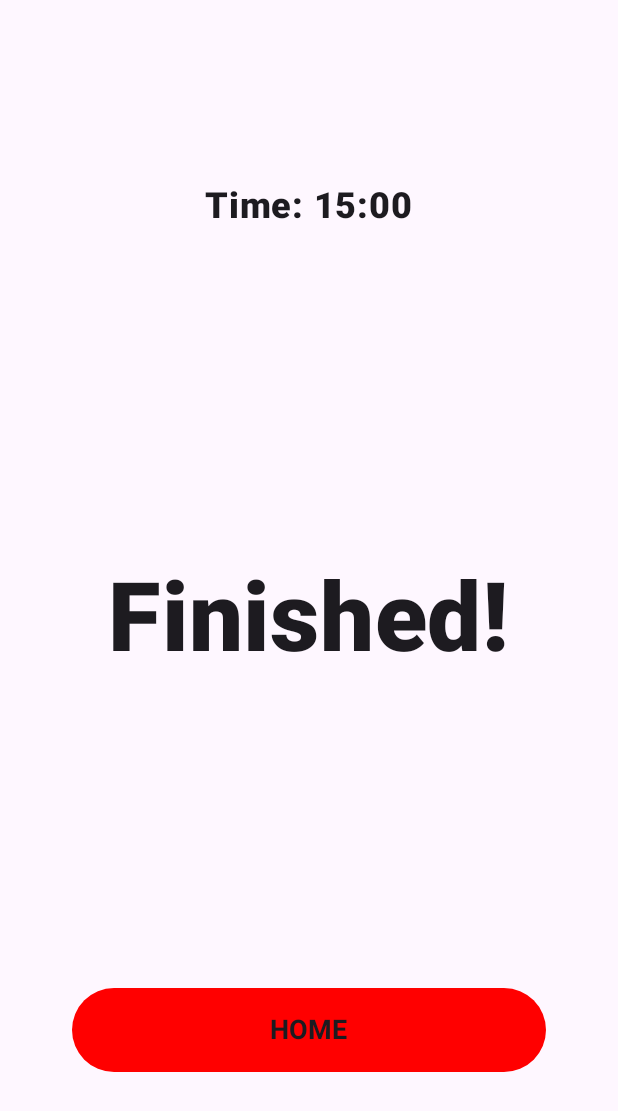
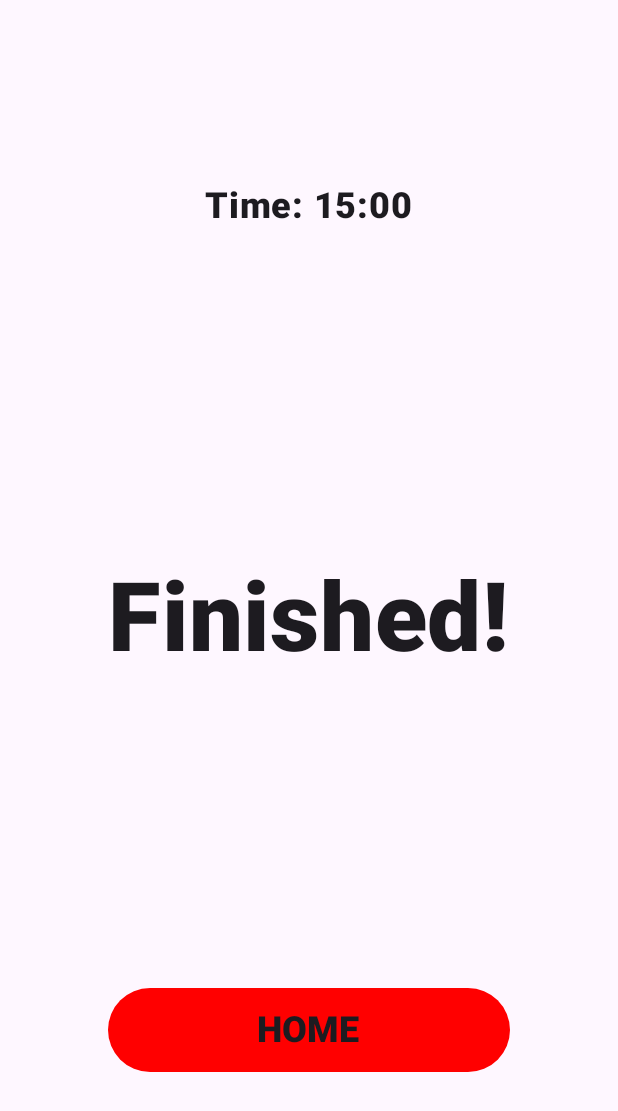
Before and after one commit to HeyImJ0hn/Rounds, an Android app built with Jetpack Compose: the FinishedScreen screen opened through its navigation route, on a phone screen of 412 x 824 dp. Shown: the top 1111 px of the screen. Run offline under Robolectric (Android 15) with nearby library versions, the phone set to English and light mode, and no system bars; our stand-ins replace Room's generated code.

Commit message:
Slight UI adjustments

```diff
--- a/app/src/main/java/dev/jpires/rounds/view/composables/SharedComposables.kt
+++ b/app/src/main/java/dev/jpires/rounds/view/composables/SharedComposables.kt
@@ -19,13 +19,13 @@ fun MainButton(text: String, onClick: () -> Unit) {
         modifier = Modifier
             .fillMaxWidth()
             .height(56.dp)
-            .padding(horizontal = 32.dp),
+            .padding(horizontal = 56.dp),
         onClick = { onClick() },
         colors = ButtonDefaults.buttonColors(
             containerColor = MaterialTheme.colorScheme.tertiary,
             contentColor = MaterialTheme.colorScheme.onBackground
         )
     ) {
-        Text(text = text, fontSize = 18.sp, fontWeight = FontWeight.Bold)
+        Text(text = text, fontSize = 24.sp, fontWeight = FontWeight.Black)
     }
 }
--- a/app/src/main/java/dev/jpires/rounds/view/screens/HomeScreen.kt
+++ b/app/src/main/java/dev/jpires/rounds/view/screens/HomeScreen.kt
@@ -222,7 +222,8 @@ fun TopBar(viewModel: ViewModel) {
         ) {
             Text(
                 text = "Training Length: ${viewModel.getFormattedTotalTime()}",
-                fontSize = 14.sp
+                fontSize = 14.sp,
+                fontWeight = FontWeight.Bold
             )
         }
         Box(
```
